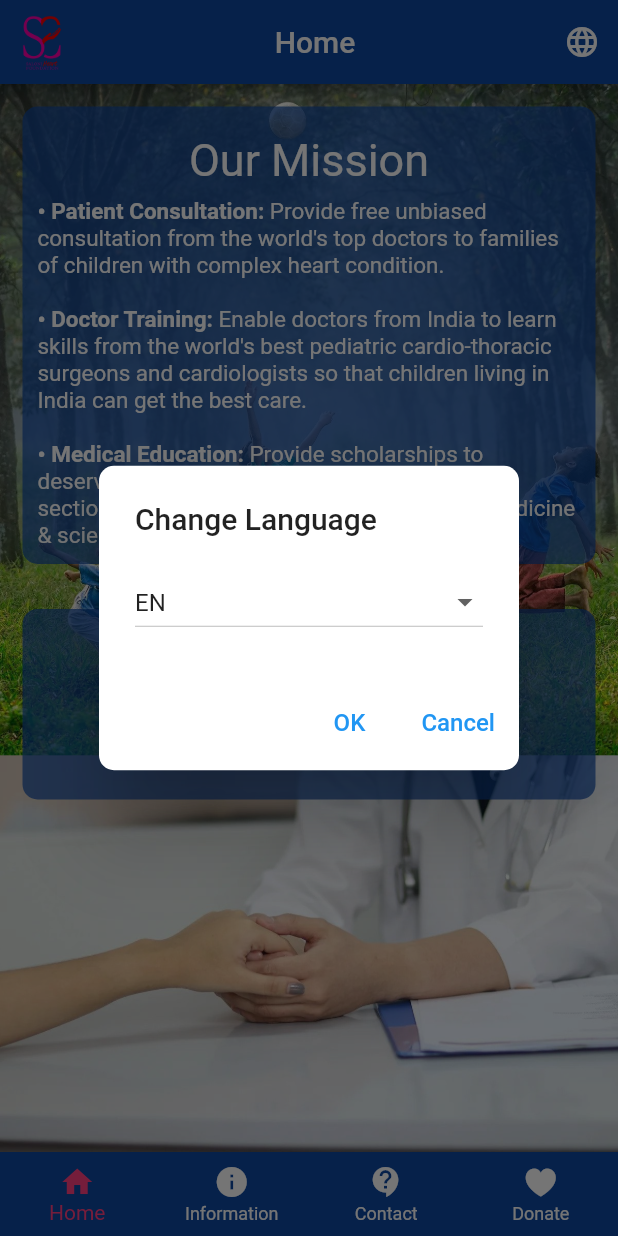
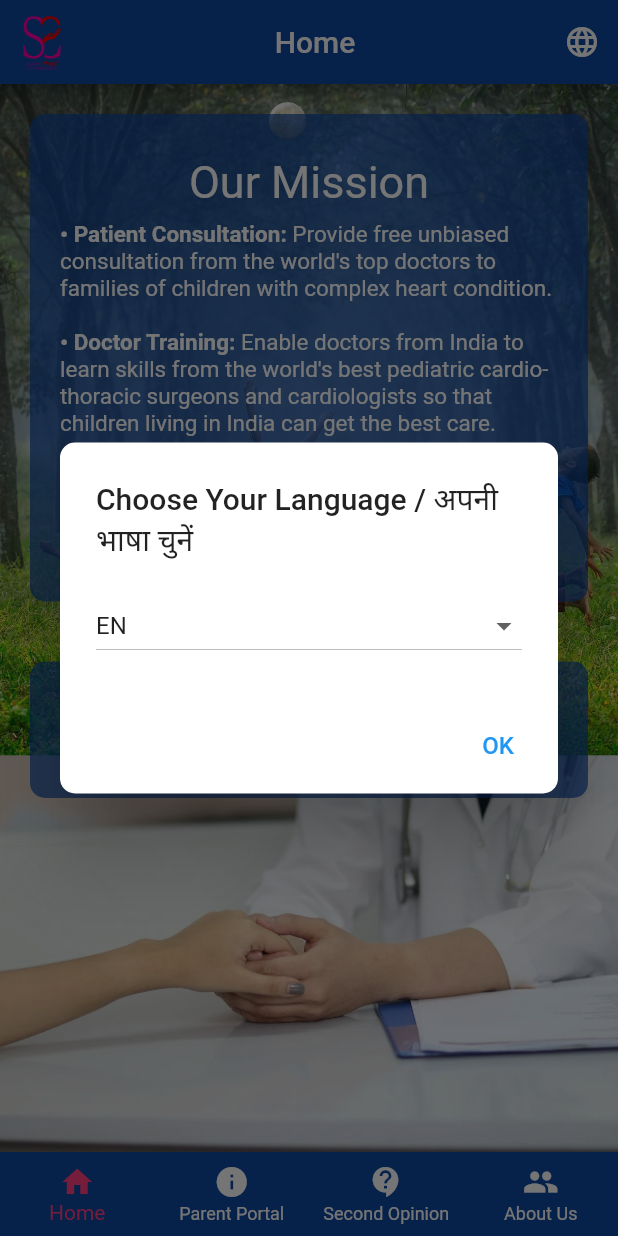
Before and after one commit to AniketW123/SaloniHeartFoundation, a Flutter app: the screen it shows after launch, after a tap on the "language" icon, on a phone screen of 412 x 824 dp. Run offline on Flutter 3.47's test engine with Material 2 defaults, Android fonts, the phone set to English and light mode, and no system bars; our stand-ins replace shared_preferences, webview_flutter.

Commit message:
basic second opinion page UI

```diff
--- a/lib/main.dart
+++ b/lib/main.dart
@@ -1,11 +1,11 @@
 import 'package:flutter/material.dart';
 import 'package:flutter/services.dart';
-import 'package:flutter/cupertino.dart';
-import 'package:saloni_heart_foundation/pages/contact_page.dart';
-import 'package:saloni_heart_foundation/pages/donate_page.dart';
-import 'package:saloni_heart_foundation/pages/information_page.dart';
-import 'package:saloni_heart_foundation/util/alerts.dart';
+import 'package:shared_preferences/shared_preferences.dart';
 import 'pages/home_page.dart';
+import 'pages/parent_portal_page.dart';
+import 'pages/second_opinion_page.dart';
+import 'pages/about_page.dart';
+import '../util/alerts.dart';
 
 void main() {
   WidgetsFlutterBinding.ensureInitialized();
@@ -27,8 +27,53 @@ class MyApp extends StatefulWidget {
 
 class _MyAppState extends State<MyApp> {
   int selectedIndex = 0;
-  List<Widget> pages = [HomePage(), InformationPage(), ContactPage(), DonatePage()];
-  List<String> titles = ['Home', 'Information', 'Contact', 'Donate'];
+  List<Widget> pages = [const HomePage(), const ParentPortalPage(), const SecondOpinionPage(), const DonatePage()];
+  List<String> titles = ['Home', 'Parent Portal', 'Second Opinion', 'About Us'];
+
+  void chooseLanguage () async {
+    final SharedPreferences prefs = await SharedPreferences.getInstance();
+    if (prefs.getBool('chosen_language') != true) {
+      showDialog(
+          context: context,
+          barrierDismissible: false,
+          builder: (_) => StatefulBuilder(
+              builder: (context, setState) {
+                return AlertDialog(
+                  title: const Text('Choose Your Language / अपनी भाषा चुनें'),
+                  shape: RoundedRectangleBorder(
+                    borderRadius: BorderRadius.circular(10.0),
+                  ),
+                  content: DropdownButton(
+                    items: const [
+                      DropdownMenuItem(value: 'EN', child: Text('EN'),),
+                      DropdownMenuItem(value: 'HI', child: Text('HI'),),
+                    ],
+                    isExpanded: true,
+                    value: languageDropdownValue,
+                    onChanged: (value) {
+                      if (value is String) {
+                        setState(() {
+                          languageDropdownValue = value;
+                        });
+                      }
+                    },
+                  ),
+                  actions: [
+                    AlertButton(
+                        title: 'OK',
+                        onPressed: () {
+                          language = languageDropdownValue;
+                          prefs.setBool('language_chosen', true);
+                          Navigator.pop(context);
+                        }
+                    ),
+                  ],
+                );
+              }
+          )
+      );
+    }
+  }
 
   @override
   void initState() {
@@ -37,6 +82,7 @@ class _MyAppState extends State<MyApp> {
       DeviceOrientation.portraitUp,
       DeviceOrientation.portraitDown,
     ]);
+    chooseLanguage();
   }
 
   @override
@@ -111,22 +157,22 @@ class _MyAppState extends State<MyApp> {
         selectedItemColor: Colors.pinkAccent,
         showUnselectedLabels: true,
         currentIndex: selectedIndex,
-        items: const [
+        items: [
           BottomNavigationBarItem(
-            icon: Icon(Icons.home),
-            label: "Home",
+            icon: const Icon(Icons.home),
+            label: titles.elementAt(0),
           ),
           BottomNavigationBarItem(
-            icon: Icon(Icons.info),
-            label: "Information",
+            icon: const Icon(Icons.info),
+            label: titles.elementAt(1),
           ),
           BottomNavigationBarItem(
-            icon: Icon(Icons.contact_support),
-            label: "Contact",
+            icon: const Icon(Icons.contact_support),
+            label: titles.elementAt(2),
           ),
           BottomNavigationBarItem(
-            icon: Icon(CupertinoIcons.heart_fill),
-            label: "Donate",
+            icon: const Icon(Icons.people),
+            label: titles.elementAt(3),
           ),
         ],
         onTap: (int index) {
--- a/lib/pages/home_page.dart
+++ b/lib/pages/home_page.dart
@@ -41,9 +41,7 @@ class _HomePageState extends State<HomePage> {
               color: Colors.blue.shade900.withOpacity(0.7),
               body: Column(
                 children: [
-                  ListTile(
 
-                  ),
                 ],
               )
           )
--- a/lib/util/listtiles.dart
+++ b/lib/util/listtiles.dart
@@ -1,28 +1,28 @@
 import 'package:flutter/material.dart';
 
 class RoundedListTile extends StatelessWidget {
-  final String title;
+  final String? title;
   final TextStyle? titleStyle;
   final Widget body;
   final Color? color;
 
-  RoundedListTile({required this.title, this.titleStyle, required this.body, this.color});
+  RoundedListTile({this.title, this.titleStyle, required this.body, this.color});
 
   @override
   Widget build(BuildContext context) {
     return Container(
-      padding: const EdgeInsets.all(10),
-      margin: const EdgeInsets.all(15),
+      padding: const EdgeInsets.all(20),
+      margin: const EdgeInsets.all(20),
       decoration: BoxDecoration(
         color: color ?? Colors.white,
         borderRadius: const BorderRadius.all(Radius.circular(10)),
       ),
       child: Column(
         children: [
-          Padding(
+            title != null ? Padding(
             padding: const EdgeInsets.all(8.0),
-            child: Text(title, style: TextStyle(fontSize: 30, color: Colors.white),),
-          ),
+            child: Text(title!, style: const TextStyle(fontSize: 30, color: Colors.white))
+          ):const SizedBox(),
           body
         ],
       ),
--- a/pubspec.yaml
+++ b/pubspec.yaml
@@ -31,6 +31,7 @@ dependencies:
     sdk: flutter
   cupertino_icons: ^1.0.3
   webview_flutter: ^4.0.1
+  shared_preferences: ^2.0.15
 
 dev_dependencies:
   flutter_test:
```
Also changed, not shown: lib/pages/parent_portal_page.dart (+10 -10 lines), lib/pages/parent_portal_web_view.dart (+7 -7 lines), lib/pages/patient_intake_form_page.dart (added, +78 -0 lines), lib/pages/second_opinion_page.dart (+32 -5 lines), lib/util/buttons.dart (added, +36 -0 lines), lib/pages/about_page.dart (renamed from lib/pages/donate_page.dart), pubspec.lock.
